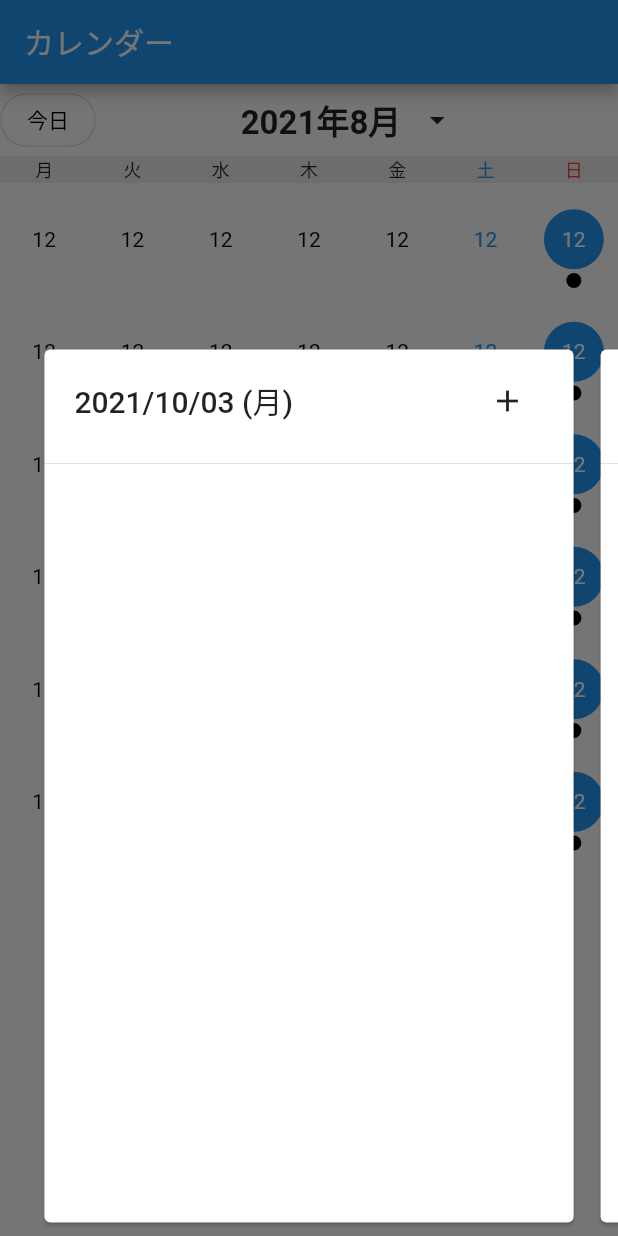
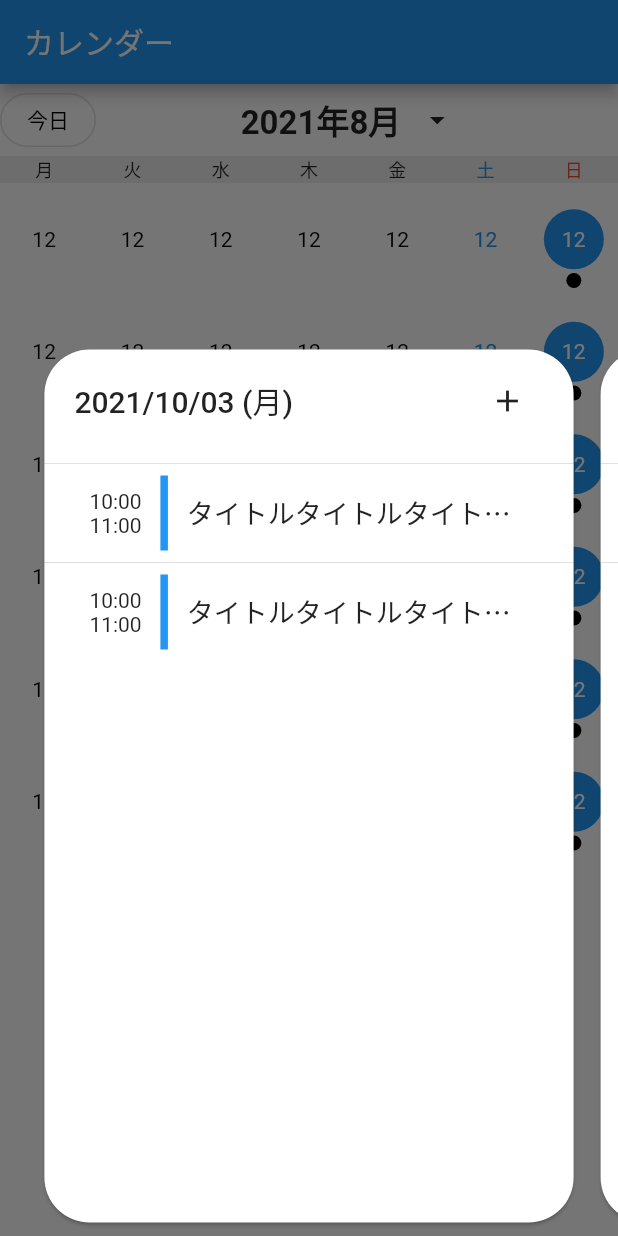
Before and after one commit to daisukemaki1003/stv_test, a Flutter app: the screen it shows after launch, after a tap on "12", on a phone screen of 412 x 824 dp. Run offline on Flutter 3.47's test engine with Material 2 defaults, Android fonts, the phone set to English and light mode, and no system bars.

Commit message:
[add] スケジュールページ

```diff
--- a/lib/view/schedule.dart
+++ b/lib/view/schedule.dart
@@ -28,6 +28,9 @@ class SchedulePage extends StatelessWidget {
     return Padding(
       padding: const EdgeInsets.all(5.0),
       child: Card(
+        shape: RoundedRectangleBorder(
+          borderRadius: BorderRadius.circular(30),
+        ),
         child: Column(
           children: [
             /// タイトル
@@ -47,7 +50,70 @@ class SchedulePage extends StatelessWidget {
                 ],
               ),
             ),
-            Divider(),
+
+            const Divider(),
+
+            /// 予定
+            Padding(
+              padding: const EdgeInsets.symmetric(horizontal: 30),
+              child: Row(
+                children: [
+                  Column(
+                    children: const [
+                      Text("10:00"),
+                      Text("11:00"),
+                    ],
+                  ),
+                  const SizedBox(
+                    height: 50,
+                    child: VerticalDivider(
+                      width: 30,
+                      thickness: 5,
+                      color: Colors.blue,
+                    ),
+                  ),
+                  const Expanded(
+                    child: Text(
+                      "タイトルタイトルタイトルタイトルタイトルタイトルタイトルタイトルタイトルタイトルタイトル",
+                      maxLines: 1,
+                      overflow: TextOverflow.ellipsis,
+                      style: TextStyle(fontSize: 18),
+                    ),
+                  ),
+                ],
+              ),
+            ),
+            const Divider(),
+
+            Padding(
+              padding: const EdgeInsets.symmetric(horizontal: 30),
+              child: Row(
+                children: [
+                  Column(
+                    children: const [
+                      Text("10:00"),
+                      Text("11:00"),
+                    ],
+                  ),
+                  const SizedBox(
+                    height: 50,
+                    child: VerticalDivider(
+                      width: 30,
+                      thickness: 5,
+                      color: Colors.blue,
+                    ),
+                  ),
+                  const Expanded(
+                    child: Text(
+                      "タイトルタイトルタイトルタイトルタイトルタイトルタイトルタイトルタイトルタイトルタイトル",
+                      maxLines: 1,
+                      overflow: TextOverflow.ellipsis,
+                      style: TextStyle(fontSize: 18),
+                    ),
+                  ),
+                ],
+              ),
+            ),
           ],
         ),
       ),
```
